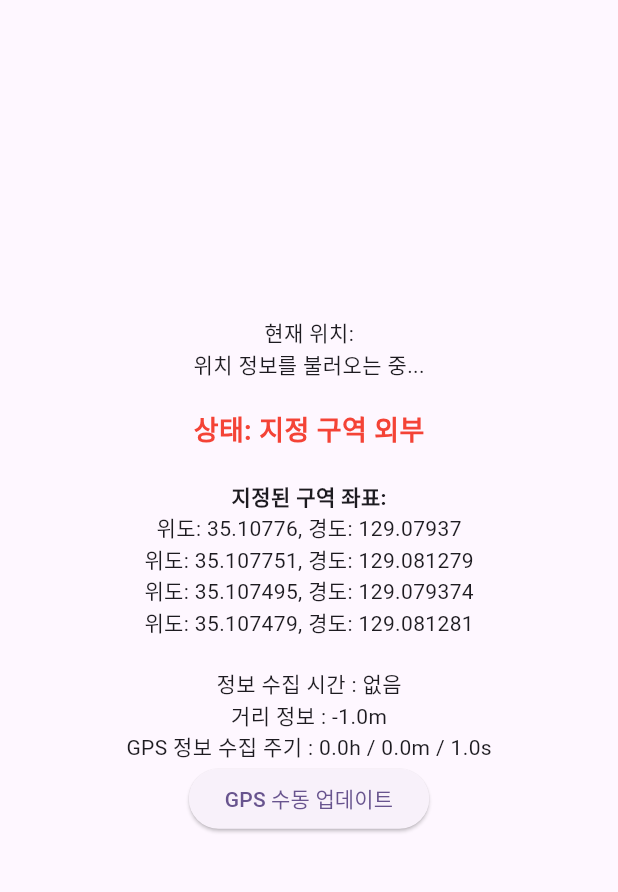
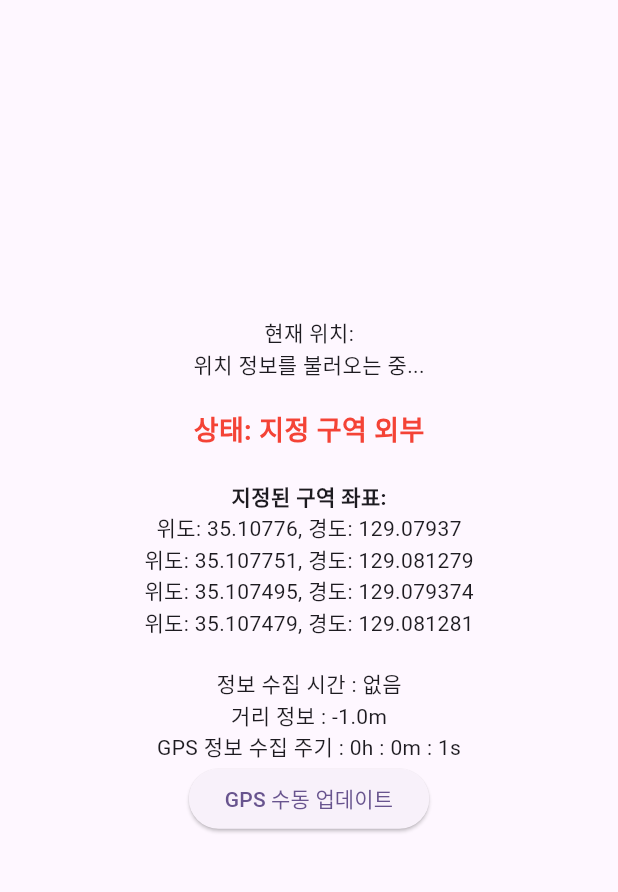
Before and after one commit to Ha-no/pregate, a Flutter app: the screen it shows after launch, after a tap on "GPS 수동 업데이트", on a phone screen of 412 x 824 dp, the part 84-976 px from its top. Run offline on Flutter 3.47's test engine with Material 3 defaults, Android fonts, the phone set to English and light mode, and no system bars; our stand-ins replace flutter_local_notifications, geolocator, permission_handler.

Commit message:
Modify GPS Log

```diff
--- a/lib/gps/gps.dart
+++ b/lib/gps/gps.dart
@@ -16,6 +16,7 @@ class GPSService {
   final Function(DateTime?) onTimeChanged;
   final Function(int) onIntervalChanged;
   final Function() onEnterRegion;
+  StreamSubscription<Position>? positionStream;
 
   GPSService({
     required this.onPositionChanged,
@@ -31,10 +32,24 @@ class GPSService {
     if (!serviceEnabled) {
       throw Exception('위치 서비스가 비활성화되어 있습니다.');
     }
+
+    // 기존 스트림과 타이머 취소
+    await positionStream?.cancel();
     locationTimer?.cancel();
 
-    locationTimer = Timer.periodic(
-        Duration(milliseconds: getGpsTime), (timer) => getCurrentPosition());
+    // 위치 스트림 설정
+    positionStream = Geolocator.getPositionStream(
+      locationSettings: AndroidSettings(
+        accuracy: LocationAccuracy.high,
+        intervalDuration: Duration(milliseconds: getGpsTime), // Android용 위치 업데이트 간격
+      ),
+    ).listen((Position position) {
+      // 위치 업데이트 처리
+      _handlePosition(position);
+    });
+
+    // 초기 위치 가져오기
+    getCurrentPosition();
   }
 
   Future<void> getCurrentPosition() async {
@@ -45,11 +60,25 @@ class GPSService {
         ),
       );
 
+      // 현재 시간으로 타임스탬프 업데이트
+      final updatedPosition = Position(
+        longitude: position.longitude,
+        latitude: position.latitude,
+        timestamp: position.timestamp,  // 현재 시간으로 설정
+        accuracy: position.accuracy,
+        altitude: position.altitude,
+        altitudeAccuracy: position.altitudeAccuracy,
+        heading: position.heading,
+        headingAccuracy: position.headingAccuracy,
+        speed: position.speed,
+        speedAccuracy: position.speedAccuracy,
+      );
+
       distance = _calculateDistance(
-        position.latitude,
-        position.longitude,
-        StandardPoint['lat']!,
-        StandardPoint['lng']!,
+        updatedPosition.latitude,
+        updatedPosition.longitude,
+        standardPoint['lat']!,
+        standardPoint['lng']!,
       );
 
       int newGpsTime = _calculateUpdateInterval(distance);
@@ -60,12 +89,11 @@ class GPSService {
         startLocationTracking();
       }
 
-      currentPosition = position;
-      lastUpdateTime = position.timestamp;
+      currentPosition = updatedPosition;
 
       bool isCurrentlyInside = _isPointInPolygon(
-        position.latitude,
-        position.longitude,
+        updatedPosition.latitude,
+        updatedPosition.longitude,
       );
 
       if (isCurrentlyInside && !isInside) {
@@ -75,12 +103,13 @@ class GPSService {
       isInside = isCurrentlyInside;
       if (isCurrentlyInside && !isInside) {
         NotificationUtils.showNotification(
-      title: '영역 진입 알림',
-      body: '지정된 영역에 진입했습니다. 현재 시간: ${lastUpdateTime?.toString().substring(11, 19)}',);
+          title: '영역 진입 알림',
+          body: '지정된 영역에 진입했습니다. 현재 시간: ${lastUpdateTime?.toString().substring(11, 19)}',
+        );
       }
 
       // 콜백 실행
-      onPositionChanged(position);
+      onPositionChanged(updatedPosition);
       onInsideChanged(isInside);
       onDistanceChanged(distance);
       onTimeChanged(lastUpdateTime);
@@ -89,7 +118,49 @@ class GPSService {
     }
   }
 
+  void _handlePosition(Position position) {
+
+    print('타임 스탬프 : ${position.timestamp}');
+    print('getGpsTime : $getGpsTime');
+
+    distance = _calculateDistance(
+      position.latitude,
+      position.longitude,
+      standardPoint['lat']!,
+      standardPoint['lng']!,
+    );
+
+    int newGpsTime = _calculateUpdateInterval(distance);
+    if (newGpsTime != getGpsTime) {
+      getGpsTime = newGpsTime;
+      onIntervalChanged(newGpsTime);
+      // 간격이 변경되면 스트림 재시작
+      startLocationTracking();
+    }
+
+    currentPosition = position;
+    lastUpdateTime = position.timestamp;
+
+    bool isCurrentlyInside = _isPointInPolygon(
+      position.latitude,
+      position.longitude,
+    );
+
+    if (isCurrentlyInside && !isInside) {
+      onEnterRegion();
+    }
+
+    isInside = isCurrentlyInside;
+
+    // 콜백 실행
+    onPositionChanged(position);
+    onInsideChanged(isInside);
+    onDistanceChanged(distance);
+    onTimeChanged(lastUpdateTime);
+  }
+
   double _calculateDistance(double lat1, double lon1, double lat2, double lon2) {
+    print("거리계산");
     return Geolocator.distanceBetween(lat1, lon1, lat2, lon2);
   }
 
@@ -103,26 +174,29 @@ class GPSService {
   }
 
   bool _isPointInPolygon(double lat, double lng) {
-    double minLat = AreaPoint.map((p) => p['lat']!).reduce(min);
-    double maxLat = AreaPoint.map((p) => p['lat']!).reduce(max);
-    double minLng = AreaPoint.map((p) => p['lng']!).reduce(min);
-    double maxLng = AreaPoint.map((p) => p['lng']!).reduce(max);
+    print("내부 영역 계산");
+    double minLat = areaPoint.map((p) => p['lat']!).reduce(min);
+    double maxLat = areaPoint.map((p) => p['lat']!).reduce(max);
+    double minLng = areaPoint.map((p) => p['lng']!).reduce(min);
+    double maxLng = areaPoint.map((p) => p['lng']!).reduce(max);
 
     return lat >= minLat && lat <= maxLat && lng >= minLng && lng <= maxLng;
   }
 
+  @override
   void dispose() {
+    positionStream?.cancel();
     locationTimer?.cancel();
   }
 }
 
 // 상수 정의
-const Map<String, double> StandardPoint = {
+const Map<String, double> standardPoint = {
   'lat': 35.107770,
   'lng': 129.078880,
 };
 
-const List<Map<String, double>> AreaPoint = [
+const List<Map<String, double>> areaPoint = [
   {'lat': 35.107760, 'lng': 129.079370},
   {'lat': 35.107751, 'lng': 129.081279},
   {'lat': 35.107495, 'lng': 129.079374},
--- a/lib/log/log.dart
+++ b/lib/log/log.dart
@@ -63,7 +63,6 @@ Future<bool> checkStoragePermission() async {
               await documentsDir.create(recursive: true);
             }
 
-            print('외부 저장소 경로: $documentsPath');
             return documentsPath;
           }
         }
@@ -120,8 +119,6 @@ Future<bool> checkStoragePermission() async {
       }
 
       final file = await _getLogFile();
-      final now = DateTime.now();
-      final timeFormatter = DateFormat('HH:mm:ss');
 
       // JSON 형식으로 로그 데이터 구성
       final Map<String, dynamic> logData = {
--- a/lib/main.dart
+++ b/lib/main.dart
@@ -1,7 +1,6 @@
 import 'package:flutter/material.dart';
 import 'package:geolocator/geolocator.dart';
 import 'package:flutter_local_notifications/flutter_local_notifications.dart';
-import 'dart:async';
 import 'permission/permission.dart';
 import 'gps/gps.dart';
 import 'utils/utils.dart';
@@ -129,16 +128,16 @@ class _MyHomePageState extends State<MyHomePage> {
               '지정된 구역 좌표:',
               style: TextStyle(fontWeight: FontWeight.bold),
             ),
-            ...AreaPoint.map((point) => Text(
+            ...areaPoint.map((point) => Text(
               '위도: ${point['lat']}, 경도: ${point['lng']}'
             )),
             const SizedBox(height: 20),
             Text('정보 수집 시간 : ${_lastUpdateTime?.toString().substring(11, 19) ?? "없음"}'),
             Text('거리 정보 : ${distance.toStringAsFixed(1)}m'),
             Text('GPS 정보 수집 주기 : '
-                '${(_getGpsTime / 3600000).toStringAsFixed(1)}h / '
-                '${(_getGpsTime / 60000).toStringAsFixed(1)}m / '
-                '${(_getGpsTime / 1000).toStringAsFixed(1)}s'),
+                '${(_getGpsTime / 3600000).toInt()}h : '
+                '${((_getGpsTime % 3600000) / 60000).toInt()}m : '
+                '${(((_getGpsTime % 3600000) % 60000) / 1000).toInt()}s'),
             ElevatedButton(
               onPressed: gpsService.getCurrentPosition,
               child: const Text('GPS 수동 업데이트'),
```
